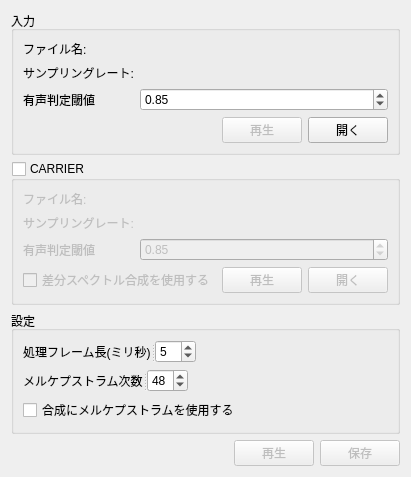
Old version of the form kwiiyatta/view/qt/ui/kwiieiya.ui in the repository Iselix/kwiiyatta.
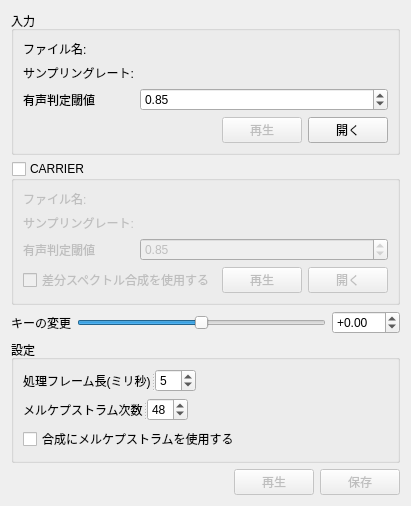
New version of the form.

Commit message: Add option to modify f0 to transpose key.

What changed in the file:
```diff
--- a/kwiiyatta/view/qt/ui/kwiieiya.ui
+++ b/kwiiyatta/view/qt/ui/kwiieiya.ui
@@ -7,7 +7,7 @@
     <x>0</x>
     <y>0</y>
     <width>376</width>
-    <height>357</height>
+    <height>459</height>
    </rect>
   </property>
   <property name="windowTitle">
@@ -244,6 +244,47 @@
      </layout>
     </widget>
    </item>
+   <item>
+    <layout class="QFormLayout" name="formLayout_4">
+     <item row="1" column="0">
+      <widget class="QLabel" name="transposeKeyLabel">
+       <property name="text">
+        <string>キーの変更</string>
+       </property>
+       <property name="buddy">
+        <cstring></cstring>
+       </property>
+      </widget>
+     </item>
+     <item row="1" column="1">
+      <layout class="QHBoxLayout" name="horizontalLayout_4">
+       <item>
+        <widget class="QSlider" name="transposeKeySlider">
+         <property name="minimum">
+          <number>-24</number>
+         </property>
+         <property name="maximum">
+          <number>24</number>
+         </property>
+         <property name="orientation">
+          <enum>Qt::Horizontal</enum>
+         </property>
+        </widget>
+       </item>
+       <item>
+        <widget class="QDoubleSpinBox" name="transposeKeySpinBox">
+         <property name="prefix">
+          <string>+</string>
+         </property>
+         <property name="minimum">
+          <double>-99.989999999999995</double>
+         </property>
+        </widget>
+       </item>
+      </layout>
+     </item>
+    </layout>
+   </item>
    <item>
     <widget class="QGroupBox" name="configGroupBox">
      <property name="title">
```
Left out of the diff: 2 changed lines with no effect on the pictures.
